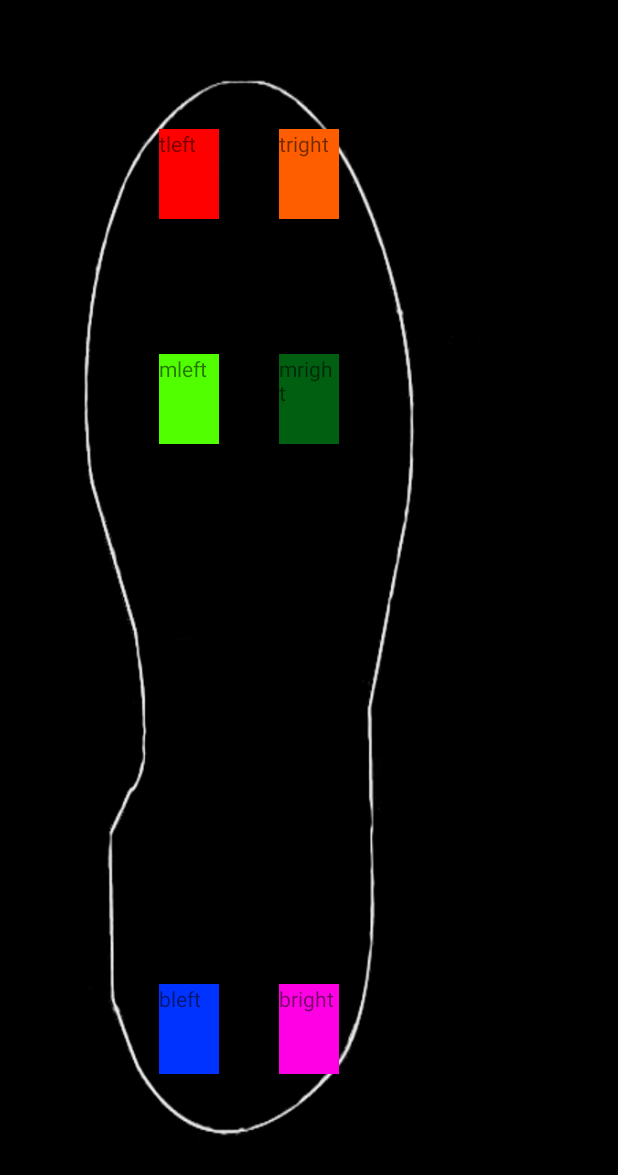
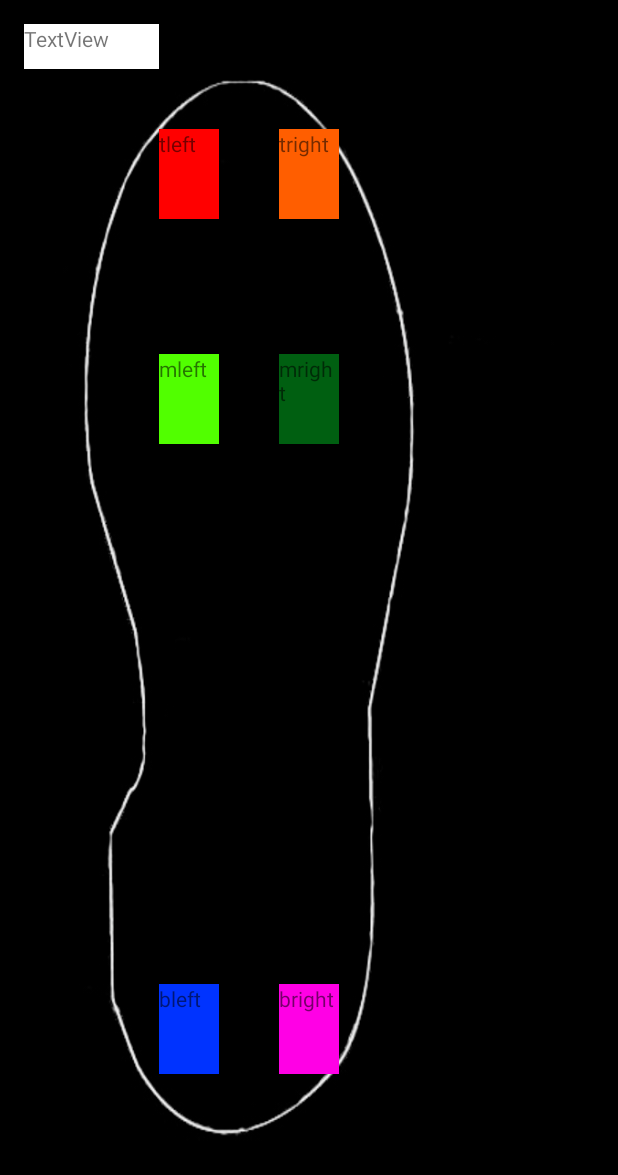
Before and after one commit to dkolosa/footpressuremapping, an Android app: the screen it shows after launch (MainActivity), on a phone screen of 412 x 824 dp. Shown: the top 1175 px of the screen. Run offline under Robolectric (Android 15) with nearby library versions, the phone set to English and light mode, and no system bars.

Commit message:
App recieves data from arduino and displays in TextView

```diff
--- a/code/FootMapping/app/src/main/java/com/example/dan/footmapping/MainActivity.java
+++ b/code/FootMapping/app/src/main/java/com/example/dan/footmapping/MainActivity.java
@@ -14,6 +14,7 @@ import android.support.v7.app.AppCompatActivity;
 import android.os.Bundle;
 import android.text.InputType;
 import android.util.Log;
+import android.view.Menu;
 import android.view.MenuItem;
 import android.widget.EditText;
 import android.widget.TextView;
@@ -55,7 +56,7 @@ public class MainActivity extends AppCompatActivity {
 
     private static final UUID MY_UUID = UUID.fromString("00001101-0000-1000-8000-00805F9B34FB");
     // MAC-address of Bluetooth module (you must edit this line)
-    private static String address = "00:15:FF:F2:19:5F";
+    private static String address = "20:16:08:16:14:78";
 
 
 
@@ -64,7 +65,7 @@ public class MainActivity extends AppCompatActivity {
         super.onCreate(savedInstanceState);
         setContentView(R.layout.activity_main);
 
-        //txtArduino = (TextView) findViewById(R.id.txtArduino);
+        txtArduino = (TextView) findViewById(R.id.txtArduino);
 
         //Generate id of squares
 
@@ -89,22 +90,23 @@ public class MainActivity extends AppCompatActivity {
                         byte[] readBuf = (byte[]) msg.obj;
                         String strIncom = new String(readBuf, 0, msg.arg1);                 // create string from bytes array
                         sb.append(strIncom);                                                // append string
-                        int endOfLineIndex = sb.indexOf("\r\n");                            // determine the end-of-line
+                        int endOfLineIndex = sb.indexOf("\n");                            // determine the end-of-line
+                        txtArduino.setText(strIncom);
                         if (endOfLineIndex > 0) {                                            // if end-of-line,
                             String sbprint = sb.substring(0, endOfLineIndex);               // extract string
                             sb.delete(0, sb.length());                                      // and clear
-//                            txtArduino.setText("Data from Arduino: " + sbprint);            // update TextView
+                                        // update TextView
                         }
-
 
                         //Log.d(TAG, "...String:"+ sb.toString() +  "Byte:" + msg.arg1 + "...");
                         break;
                 }
             }
 
-            };
+        };
 
-        }
+
+    }
 
 
     private void bluetoothState(){
@@ -199,6 +201,8 @@ public class MainActivity extends AppCompatActivity {
 
         try {
             mbtSocket = createBluetoothSocket(device);
+            Toast.makeText(getApplicationContext(), "Socket created", Toast.LENGTH_LONG).show();
+
         } catch (IOException e) {
             Toast.makeText(getApplicationContext(), "Socket creation failed", Toast.LENGTH_LONG).show();
         }
@@ -221,6 +225,8 @@ public class MainActivity extends AppCompatActivity {
         //Create a data stream
         try{
             outStream = mbtSocket.getInputStream();
+            Toast.makeText(getApplicationContext(), "Getting input data", Toast.LENGTH_LONG).show();
+
         } catch (IOException e) {
             Toast.makeText(getApplicationContext(), "Input stream connection failure", Toast.LENGTH_LONG).show();
         }
@@ -280,7 +286,18 @@ public class MainActivity extends AppCompatActivity {
 
             default:
                 return super.onOptionsItemSelected(item);
+        }
+    }
+
+    @Override
+    public boolean onCreateOptionsMenu(Menu menu) {
+        getMenuInflater().inflate(R.menu.menu, menu);
+        return true;
+    }
+
+    @Override
+    protected void onDestroy() {
+        cancel();
+        super.onDestroy();
     }
 }
-
-}
--- a/code/FootMapping/app/src/main/res/layout/activity_main.xml
+++ b/code/FootMapping/app/src/main/res/layout/activity_main.xml
@@ -82,12 +82,20 @@
                 android:background="#51ff00"
                 android:id="@+id/midleft"
                 android:text="mleft"
-                android:layout_column="0"
-                android:layout_row="1"
+
                 android:layout_weight="1"
             android:layout_alignBaseline="@+id/midright"
             android:layout_alignBottom="@+id/midright"
             android:layout_alignStart="@+id/botleft" />
+
+        <TextView
+            android:text="TextView"
+            android:layout_width="100dp"
+            android:layout_height="30dp"
+            android:background="#ffffff"
+            android:id="@+id/txtArduino"
+            android:layout_alignParentTop="true"
+            android:layout_toStartOf="@+id/topleft" />
     </RelativeLayout>
 
 </RelativeLayout>
```
